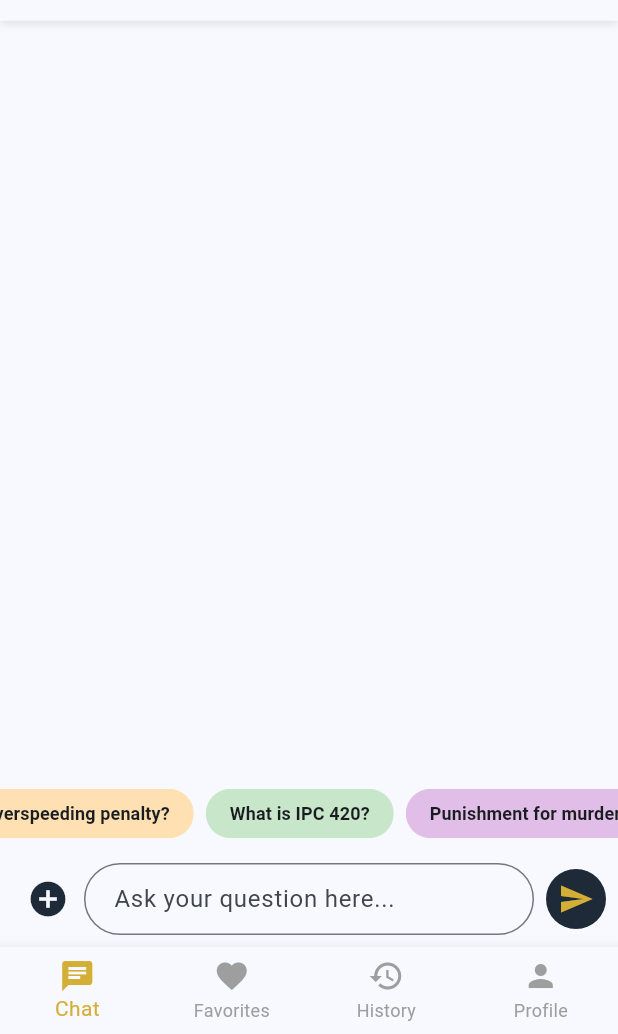
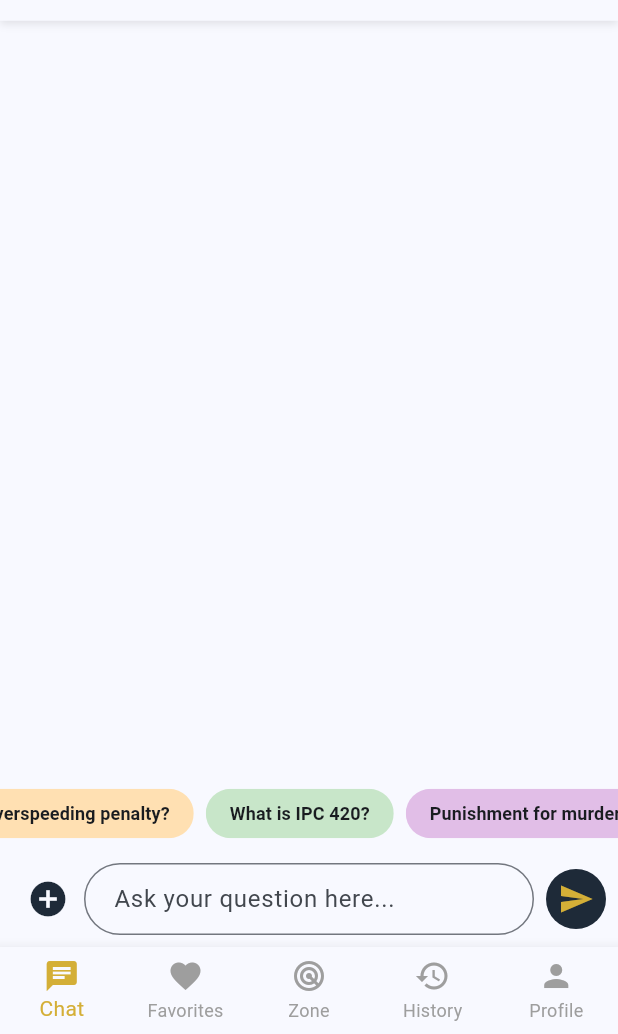
Before and after one commit to Valluripurna/Law-Lens, a Flutter app: the HomeScreen screen opened directly, after a tap on "Vanish", on a phone screen of 412 x 824 dp, the part 202-1236 px from its top. Run offline on Flutter 3.47's test engine with Material 3 defaults, Android fonts, the phone set to English and light mode, and no system bars; our stand-ins replace cloud_firestore, file_picker, firebase_auth, firebase_core, flutter_map, flutter_markdown_plus and 8 more; missing offline and left inert: syncfusion_flutter_pdf; accounts and stored records are empty; network calls fail.

Commit message:
feat: complete data isolation into subcollections and introduce Zone Status GPS map feature

```diff
--- a/frontend/lib/screens/chat_screen.dart
+++ b/frontend/lib/screens/chat_screen.dart
@@ -399,7 +399,7 @@ class _ChatScreenState extends State<ChatScreen> {
 
           if (match != null) {
             String favId = match['id'];
-            final delResponse = await http.delete(Uri.parse('$_baseUrl/api/favorites/$favId'));
+            final delResponse = await http.delete(Uri.parse('$_baseUrl/api/favorites/$favId?userId=$_userId'));
             if (delResponse.statusCode == 200) {
               Fluttertoast.showToast(msg: "Removed from Favorites 🤍");
               return;
--- a/frontend/lib/screens/favorites_screen.dart
+++ b/frontend/lib/screens/favorites_screen.dart
@@ -44,12 +44,16 @@
     final item = _favorites[index];
     final String favoriteId = item['id'];
 
+    SharedPreferences prefs = await SharedPreferences.getInstance();
+    String? userId = prefs.getString('userId');
+
     setState(() {
       _favorites.removeAt(index);
     });
 
     try {
-      await http.delete(Uri.parse('$_baseUrl/api/favorites/$favoriteId'));
+      if (userId == null) return;
+      await http.delete(Uri.parse('$_baseUrl/api/favorites/$favoriteId?userId=$userId'));
       Fluttertoast.showToast(msg: "Removed from favorites", backgroundColor: Colors.redAccent);
     } catch (e) {
       debugPrint("Error deleting favorite: $e");
--- a/frontend/lib/screens/history_screen.dart
+++ b/frontend/lib/screens/history_screen.dart
@@ -61,7 +61,7 @@
     });
 
     try {
-      await http.delete(Uri.parse('$_baseUrl/api/history/$historyId'));
+      await http.delete(Uri.parse('$_baseUrl/api/history/$historyId?userId=$_userId'));
       Fluttertoast.showToast(msg: "History record deleted", backgroundColor: Colors.redAccent);
     } catch (e) {
       debugPrint("Error deleting history: $e");
--- a/frontend/lib/screens/home_screen.dart
+++ b/frontend/lib/screens/home_screen.dart
@@ -3,6 +3,7 @@ import 'chat_screen.dart';
 import 'profile_screen.dart';
 import 'history_screen.dart';
 import 'favorites_screen.dart';
+import 'zone_status_screen.dart';
 
 class HomeScreen extends StatefulWidget {
   const HomeScreen({super.key});
@@ -24,6 +25,7 @@ class _HomeScreenState extends State<HomeScreen> {
     _pages = [
       const ChatScreen(),
       FavoritesScreen(key: _favoritesKey),
+      const ZoneStatusScreen(),
       HistoryScreen(key: _historyKey),
       const ProfileScreen(),
     ];
@@ -51,7 +53,7 @@ class _HomeScreenState extends State<HomeScreen> {
         onTap: (index) {
           setState(() => _currentIndex = index);
           if (index == 1) _favoritesKey.currentState?.loadFavorites();
-          if (index == 2) _historyKey.currentState?.loadHistory();
+          if (index == 3) _historyKey.currentState?.loadHistory();
         },
         type: BottomNavigationBarType.fixed, // Essential for 4+ items
         selectedItemColor: const Color(0xFFD4AF37),
@@ -59,6 +61,7 @@ class _HomeScreenState extends State<HomeScreen> {
         items: const [
           BottomNavigationBarItem(icon: Icon(Icons.chat), label: 'Chat'),
           BottomNavigationBarItem(icon: Icon(Icons.favorite), label: 'Favorites'),
+          BottomNavigationBarItem(icon: Icon(Icons.radar), label: 'Zone'),
           BottomNavigationBarItem(icon: Icon(Icons.history), label: 'History'),
           BottomNavigationBarItem(icon: Icon(Icons.person), label: 'Profile'),
         ],
--- a/frontend/lib/screens/profile_screen.dart
+++ b/frontend/lib/screens/profile_screen.dart
@@ -19,6 +19,7 @@ class _ProfileScreenState extends State<ProfileScreen> {
   String _email = "";
   String _language = "English";
   String? _photoUrl;
+  bool _receiveZoneAlerts = true;
 
   @override
   void initState() {
@@ -32,6 +33,7 @@ class _ProfileScreenState extends State<ProfileScreen> {
       _email = prefs.getString('userEmail') ?? "User";
       _language = prefs.getString('language') ?? "English";
       _photoUrl = prefs.getString('userPhotoUrl');
+      _receiveZoneAlerts = prefs.getBool('zoneAlerts') ?? true;
     });
   }
 
@@ -111,6 +113,24 @@ class _ProfileScreenState extends State<ProfileScreen> {
             ),
           ),
         ),
+        const SizedBox(height: 12),
+        Card(
+          child: ListTile(
+            leading: const Icon(Icons.radar, color: Colors.blueAccent),
+            title: const Text('Receive Zone Alerts'),
+            subtitle: const Text('Notify me near checkposts & hotspots', style: TextStyle(fontSize: 12)),
+            trailing: Switch(
+              value: _receiveZoneAlerts,
+              activeColor: Colors.blueAccent,
+              onChanged: (val) async {
+                setState(() => _receiveZoneAlerts = val);
+                SharedPreferences prefs = await SharedPreferences.getInstance();
+                await prefs.setBool('zoneAlerts', val);
+                Fluttertoast.showToast(msg: val ? "Zone Alerts ON" : "Zone Alerts OFF");
+              },
+            ),
+          ),
+        ),
         const SizedBox(height: 32),
         ElevatedButton.icon(
           onPressed: () => _logout(context),
--- /dev/null
+++ b/frontend/lib/screens/zone_status_screen.dart
@@ -0,0 +1,165 @@
+import 'package:flutter/material.dart';
+import 'package:flutter_map/flutter_map.dart';
+import 'package:latlong2/latlong.dart';
+import 'package:geolocator/geolocator.dart';
+import 'package:fluttertoast/fluttertoast.dart';
+
+class ZoneStatusScreen extends StatefulWidget {
+  const ZoneStatusScreen({super.key});
+
+  @override
+  State<ZoneStatusScreen> createState() => _ZoneStatusScreenState();
+}
+
+class _ZoneStatusScreenState extends State<ZoneStatusScreen> {
+  LatLng? _currentPosition;
+  bool _isLoading = true;
+  final MapController _mapController = MapController();
+
+  @override
+  void initState() {
+    super.initState();
+    _determinePosition();
+  }
+
+  Future<void> _determinePosition() async {
+    bool serviceEnabled;
+    LocationPermission permission;
+
+    serviceEnabled = await Geolocator.isLocationServiceEnabled();
+    if (!serviceEnabled) {
+      Fluttertoast.showToast(msg: 'Location services are disabled.');
+      if (mounted) setState(() => _isLoading = false);
+      return;
+    }
+
+    permission = await Geolocator.checkPermission();
+    if (permission == LocationPermission.denied) {
+      permission = await Geolocator.requestPermission();
+      if (permission == LocationPermission.denied) {
+        Fluttertoast.showToast(msg: 'Location permissions are denied');
+        if (mounted) setState(() => _isLoading = false);
+        return;
+      }
+    }
+
+    if (permission == LocationPermission.deniedForever) {
+      Fluttertoast.showToast(msg: 'Location permissions are permanently denied.');
+      if (mounted) setState(() => _isLoading = false);
+      return;
+    }
+
+    try {
+      Position position = await Geolocator.getCurrentPosition(desiredAccuracy: LocationAccuracy.best);
+      if (!mounted) return;
+      setState(() {
+        _currentPosition = LatLng(position.latitude, position.longitude);
+        _isLoading = false;
+      });
+      _mapController.move(_currentPosition!, 14.0);
+    } catch (e) {
+      Fluttertoast.showToast(msg: 'Error getting location.');
+      if (mounted) setState(() => _isLoading = false);
+    }
+  }
+
+  @override
+  Widget build(BuildContext context) {
+    if (_isLoading) {
+      return Scaffold(
+        appBar: AppBar(title: const Text("Zone Status", style: TextStyle(fontWeight: FontWeight.bold))),
+        body: const Center(
+          child: Column(
+            mainAxisAlignment: MainAxisAlignment.center,
+            children: [
+              CircularProgressIndicator(color: Color(0xFFD4AF37)),
+              SizedBox(height: 16),
+              Text('Acquiring GPS Signal...'),
+            ],
+          ),
+        ),
+      );
+    }
+
+    final initialCenter = _currentPosition ?? const LatLng(20.5937, 78.9629); // Central India fallback
+
+    return Scaffold(
+      appBar: AppBar(
+        title: const Row(
+          children: [
+             Icon(Icons.radar, color: Colors.redAccent),
+             SizedBox(width: 8),
+             Text("Zone Status", style: TextStyle(fontWeight: FontWeight.bold)),
+          ]
+        ),
+        actions: [
+          IconButton(
+            icon: const Icon(Icons.my_location),
+            onPressed: () {
+              if (_currentPosition != null) {
+                _mapController.move(_currentPosition!, 15.0);
+              } else {
+                _isLoading = true;
+                setState(() {});
+                _determinePosition();
+              }
+            },
+          )
+        ],
+      ),
+      body: FlutterMap(
+        mapController: _mapController,
+        options: MapOptions(
+          initialCenter: initialCenter,
+          initialZoom: _currentPosition != null ? 14.0 : 5.0,
+        ),
+        children: [
+          TileLayer(
+            urlTemplate: 'https://tile.openstreetmap.org/{z}/{x}/{y}.png',
+            userAgentPackageName: 'com.example.law_lens',
+          ),
+          MarkerLayer(
+            markers: [
+              if (_currentPosition != null)
+                Marker(
+                  point: _currentPosition!,
+                  width: 60.0,
+                  height: 60.0,
+                  child: const Column(
+                    children: [
+                      Icon(Icons.person_pin_circle, color: Colors.blueAccent, size: 40),
+                      Text("You", style: TextStyle(fontWeight: FontWeight.bold, color: Colors.blueAccent, fontSize: 12))
+                    ],
+                  ),
+                ),
+              if (_currentPosition != null)
+                Marker(
+                  point: LatLng(_currentPosition!.latitude + 0.005, _currentPosition!.longitude + 0.005),
+                  width: 80.0,
+                  height: 80.0,
+                  child: const Column(
+                    children: [
+                      Icon(Icons.local_police, color: Colors.redAccent, size: 30),
+                      Text("Checkpost", style: TextStyle(fontWeight: FontWeight.bold, backgroundColor: Colors.white70, fontSize: 12))
+                    ],
+                  ),
+                ),
+              if (_currentPosition != null)
+                Marker(
+                  point: LatLng(_currentPosition!.latitude - 0.004, _currentPosition!.longitude - 0.002),
+                  width: 80.0,
+                  height: 80.0,
+                  child: const Column(
+                    children: [
+                      Icon(Icons.warning_amber_rounded, color: Colors.orange, size: 30),
+                      Text("High Risk", style: TextStyle(fontWeight: FontWeight.bold, backgroundColor: Colors.white70, fontSize: 12))
+                    ],
+                  ),
+                ),
+            ],
+          ),
+        ],
+      ),
+    );
+  }
+}
--- a/frontend/pubspec.yaml
+++ b/frontend/pubspec.yaml
@@ -52,6 +52,9 @@ dependencies:
   flutter_markdown_plus: ^1.0.7
   syncfusion_flutter_pdf: ^33.1.47
   flutter_tts: ^4.2.2
+  flutter_map: ^8.3.0
+  latlong2: ^0.9.1
+  geolocator: ^14.0.2
 
 dev_dependencies:
   flutter_test:
```
Also changed, not shown: frontend/pubspec.lock, 5 other files.
